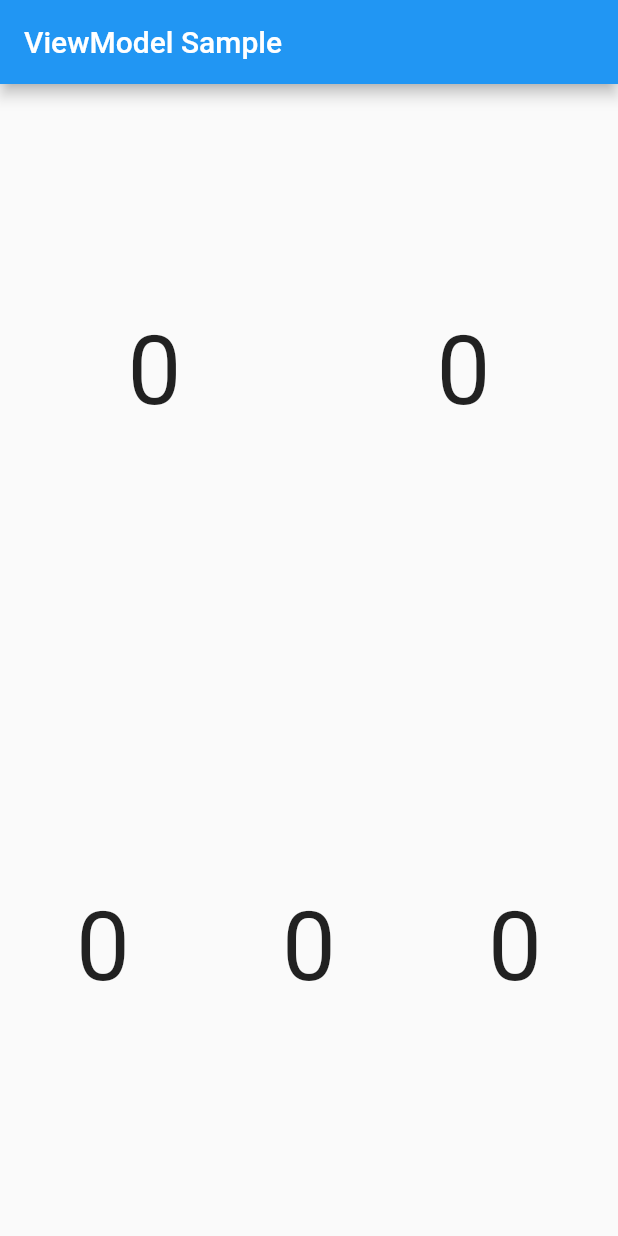
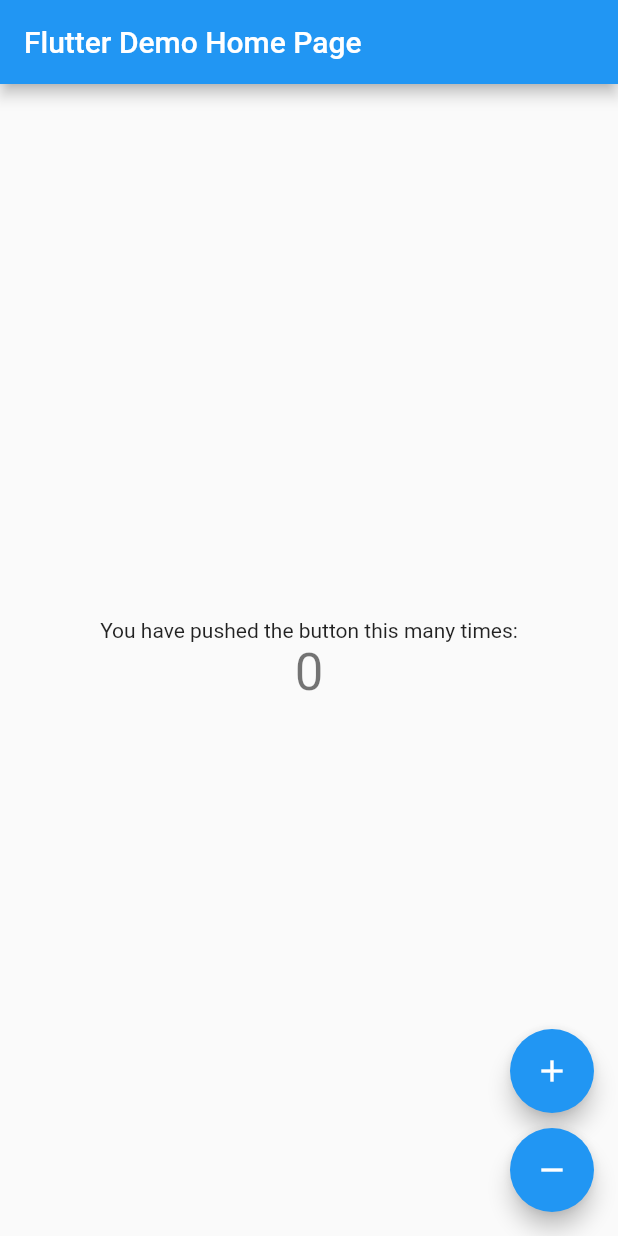
Before and after one commit to SEGVeenstra/viewmodelscope, a Flutter app: the screen it shows after launch, on a phone screen of 412 x 824 dp. Run offline on Flutter 3.47's test engine with Material 2 defaults, Android fonts, the phone set to English and light mode, and no system bars.

````diff
--- a/example/lib/main.dart
+++ b/example/lib/main.dart
@@ -1,5 +1,3 @@
-import 'dart:math';
-
 import 'package:flutter/material.dart';
 import 'package:viewmodel/viewmodel.dart';
 
@@ -7,32 +5,16 @@ void main() {
   runApp(MyApp());
 }
 
+// Define your ViewModel, pass it the Type of the State
 class NumberViewModel extends ViewModel<int> {
-  final _rng = Random();
+  NumberViewModel() : super(initialState: 0);
 
-  NumberViewModel({Widget child}) : super(child: child, initialState: 0);
+  increment() {
+    setState(state + 1);
+  }
 
-  randomNumber() {
-    setState(_rng.nextInt(10));
-  }
-}
-
-class NumberWidget extends ViewModelConsumer<NumberViewModel, int> {
-  @override
-  Widget buildView(BuildContext context, int state) {
-    return InkWell(
-        onTap: () {
-          viewModelOf(context).randomNumber();
-        },
-        child: AnimatedContainer(
-          duration: Duration(milliseconds: 200),
-          child: Center(
-            child: Text(
-              '$state',
-              style: TextStyle(fontSize: 64),
-            ),
-          ),
-        ));
+  decrement() {
+    setState(state - 1);
   }
 }
 
@@ -43,33 +25,68 @@ class MyApp extends StatelessWidget {
       title: 'Flutter Demo',
       theme: ThemeData(
         primarySwatch: Colors.blue,
-        visualDensity: VisualDensity.adaptivePlatformDensity,
       ),
-      home: Scaffold(
-        appBar: AppBar(
-          title: Text('ViewModel Sample'),
-        ),
-        body: NumberViewModel(
-          child: Column(mainAxisSize: MainAxisSize.max, children: [
-            Expanded(
-              child: Row(
-                children: [
-                  Expanded(child: NumberWidget()),
-                  Expanded(child: NumberViewModel(child: NumberWidget())),
-                ],
+      // Set a ViewModelScope and pass it in an instance of the NumberViewModel
+      home: ViewModelScope<NumberViewModel>(
+          viewModel: NumberViewModel(),
+          child: MyHomePage(title: 'Flutter Demo Home Page')),
+    );
+  }
+}
+
+class MyHomePage extends StatelessWidget {
+  MyHomePage({Key key, this.title}) : super(key: key);
+
+  final String title;
+
+  @override
+  Widget build(BuildContext context) {
+    return Scaffold(
+      appBar: AppBar(
+        title: Text(title),
+      ),
+      body: Center(
+        child: Column(
+          mainAxisAlignment: MainAxisAlignment.center,
+          children: <Widget>[
+            Text(
+              'You have pushed the button this many times:',
+            ),
+            // Use a ViewModelConsumer to update the UI
+            ViewModelConsumer<NumberViewModel, int>(
+              builder: (context, state, _) => Text(
+                '$state',
+                style: Theme.of(context).textTheme.headline4,
               ),
             ),
-            Expanded(
-              child: Row(
-                children: [
-                  Expanded(child: NumberWidget()),
-                  Expanded(child: NumberViewModel(child: NumberWidget())),
-                  Expanded(child: NumberWidget()),
-                ],
-              ),
-            )
-          ]),
+          ],
         ),
+      ),
+      floatingActionButton: Column(
+        mainAxisAlignment: MainAxisAlignment.end,
+        children: [
+          FloatingActionButton(
+            onPressed: () {
+              // Use ViewModelScope.of to find the nearest ViewModelScope of a
+              // specific Type to call methods on it.
+              ViewModelScope.of<NumberViewModel>(context).increment();
+            },
+            tooltip: 'Increment',
+            child: Icon(Icons.add),
+          ),
+          SizedBox(
+            height: 10,
+          ),
+          FloatingActionButton(
+            onPressed: () {
+              // Use ViewModelScope.of to find the nearest ViewModelScope of a
+              // specific Type to call methods on it.
+              ViewModelScope.of<NumberViewModel>(context).decrement()();
+            },
+            tooltip: 'Increment',
+            child: Icon(Icons.remove),
+          ),
+        ],
       ),
     );
   }
--- a/lib/src/viewmodel.dart
+++ b/lib/src/viewmodel.dart
@@ -1,118 +1,61 @@
 import 'package:flutter/foundation.dart';
 import 'package:flutter/widgets.dart';
 
-/// A base class that manages the state of a [ViewModel].
-///
-/// You should extend this class and provide actions that can [setState].
-///
-/// Use a [ViewModelConsumer] to consume the ViewModel
-///
-/// ### Example
-/// ```
-/// class ColorViewModel extends ViewModel<Color> {
-///   final _rng = Random();
-///
-///   ColorViewModel({Widget child}) : super(child: child) {
-///     refreshData();
-///   }
-///
-///   refreshData() {
-///     setState(Color(_rng.nextInt(0xffffff)).withAlpha(255));
-///   }
-/// }
-/// ```
-abstract class ViewModel<T> extends StatelessWidget {
-  final Widget child;
-  final _state = ValueNotifier<T>(null);
-  T get state => _state.value;
-  ValueListenable get listenable => _state;
+class ViewModelScope<TViewModel extends ViewModel> extends InheritedWidget {
+  final TViewModel viewModel;
 
-  ViewModel({@required this.child, Key key, @required T initialState})
-      : super(key: key) {
-    _state.value = initialState;
+  ViewModelScope({@required Widget child, @required this.viewModel})
+      : super(child: child);
+
+  @override
+  bool updateShouldNotify(covariant ViewModelScope<TViewModel> oldWidget) {
+    return oldWidget.viewModel.state != viewModel.state;
   }
 
-  @protected
-  setState(T state) {
-    _state.value = state;
-  }
-
-  Widget build(BuildContext context) => child;
-
   static T of<T extends ViewModel>(BuildContext context) {
-    return context.findAncestorWidgetOfExactType<T>();
-  }
-
-  static ViewModel<Tstate> forState<Tstate>(BuildContext context) {
-    return context.findAncestorWidgetOfExactType<ViewModel<Tstate>>();
+    final widget = context.findAncestorWidgetOfExactType<ViewModelScope<T>>();
+    assert(widget != null, 'Could not find a ViewModelScope for Type: $T');
+    return widget.viewModel;
   }
 }
 
-/// A base class which is meant for consuming a [ViewModel]
-///
-/// [ViewModelConsumer] will try to find the first parent of the passed in [Type]
-/// and passes it in the [buildView] function where you can use the passed
-/// [ViewModel] to build the Widget based on the [ViewModel.state] and connect
-/// user actions to functions.
-///
-/// ### Example
-/// ```
-/// class ColorWidget extends ViewModelConsumer<ColorViewModel> {
-///   @override
-///   Widget buildView(BuildContext context, ColorViewModel viewModel) {
-///     return InkWell(
-///         onTap: () {
-///           viewModel.refreshData();
-///         },
-///         child: AnimatedContainer(
-///           duration: Duration(milliseconds: 200),
-///           color: viewModel.state,
-///         ));
-///   }
-/// }
-/// ```
-abstract class ViewModelConsumer<TViewModel extends ViewModel, TState>
-    extends StatelessWidget {
-  @override
-  Widget build(BuildContext context) {
-    final viewModel = viewModelOf(context);
-    return ValueListenableBuilder(
-        valueListenable: viewModel._state,
-        builder: (context, state, _) {
-          return buildView(context, state);
-        });
+abstract class ViewModel<TState> {
+  final ValueNotifier<TState> stateNotifier;
+  TState get state => stateNotifier.value;
+
+  ViewModel({@required TState initialState})
+      : stateNotifier = ValueNotifier(initialState) {
+    assert(initialState != null,
+        "You must provide an initialState for ${this.runtimeType}");
   }
 
-  Widget buildView(BuildContext context, TState state);
-
-  TViewModel viewModelOf(BuildContext context) {
-    return ViewModel.of<TViewModel>(context);
+  setState(TState newState) {
+    stateNotifier.value = newState;
   }
 }
 
-class ViewModelListener<TViewModel extends ViewModel, TState>
-    extends StatefulWidget {
+class ViewModelConsumer<TViewmodel extends ViewModel, TState>
+    extends StatelessWidget {
   final Widget child;
-  final dynamic Function(dynamic) listener;
+  final Widget Function(BuildContext, TState, Widget) builder;
+  final void Function(BuildContext, TState) listener;
 
-  ViewModelListener({this.child, @required this.listener});
+  ViewModelConsumer({this.builder, this.listener, Widget child})
+      : child = child ??= Container();
 
   @override
-  _ViewModelListenerState createState() =>
-      _ViewModelListenerState<TViewModel, TState>();
-}
-
-class _ViewModelListenerState<TViewModel extends ViewModel, TState>
-    extends State<ViewModelListener> {
-  @override
   Widget build(BuildContext context) {
-    return ValueListenableBuilder(
-        child: widget.child,
-        valueListenable: ViewModel.of<TViewModel>(context).listenable,
-        builder: (context, state, child) {
+    return ValueListenableBuilder<TState>(
+      child: child,
+      valueListenable: ViewModelScope.of<TViewmodel>(context).stateNotifier
+          as ValueNotifier<TState>,
+      builder: (context, state, child) {
+        if (listener != null) {
           WidgetsBinding.instance
-              .addPostFrameCallback((_) => widget.listener(state));
-          return child;
-        });
+              .addPostFrameCallback((_) => listener(context, state));
+        }
+        return builder == null ? child : builder(context, state, child);
+      },
+    );
   }
 }
````
Also changed, not shown: example/lib/main_alert.dart (deleted, +0 -63 lines), example/lib/main_inheritet.dart (deleted, +0 -171 lines), example/lib/main_simple.dart (deleted, +0 -119 lines), example/pubspec.lock, 1 other file.
